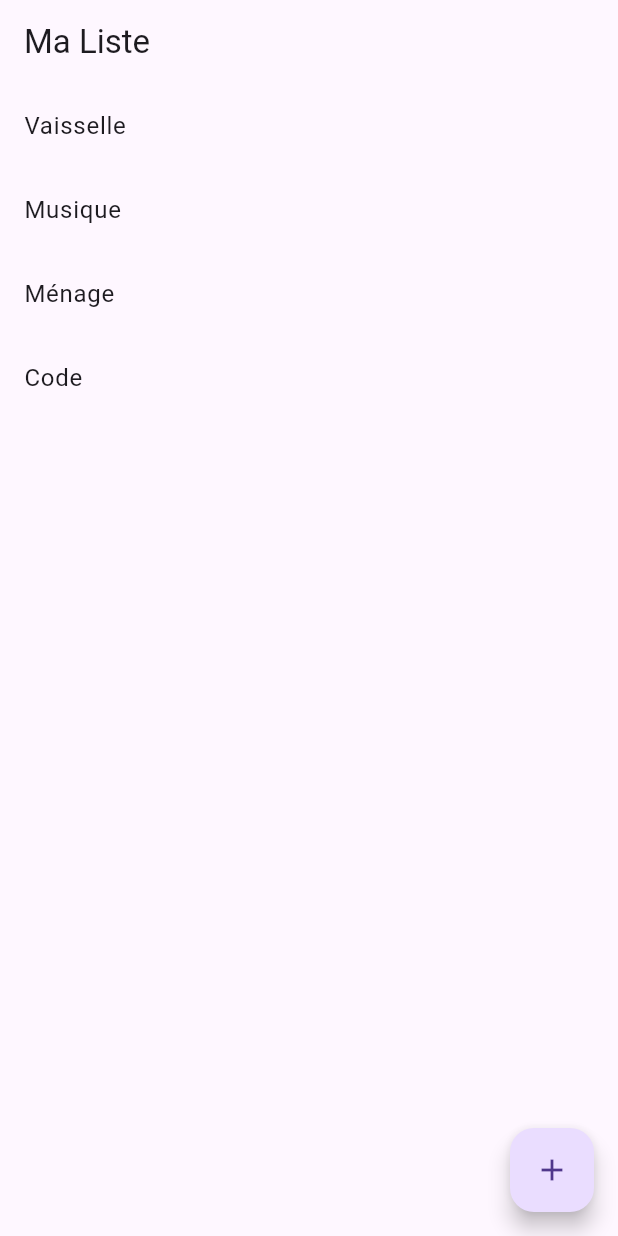
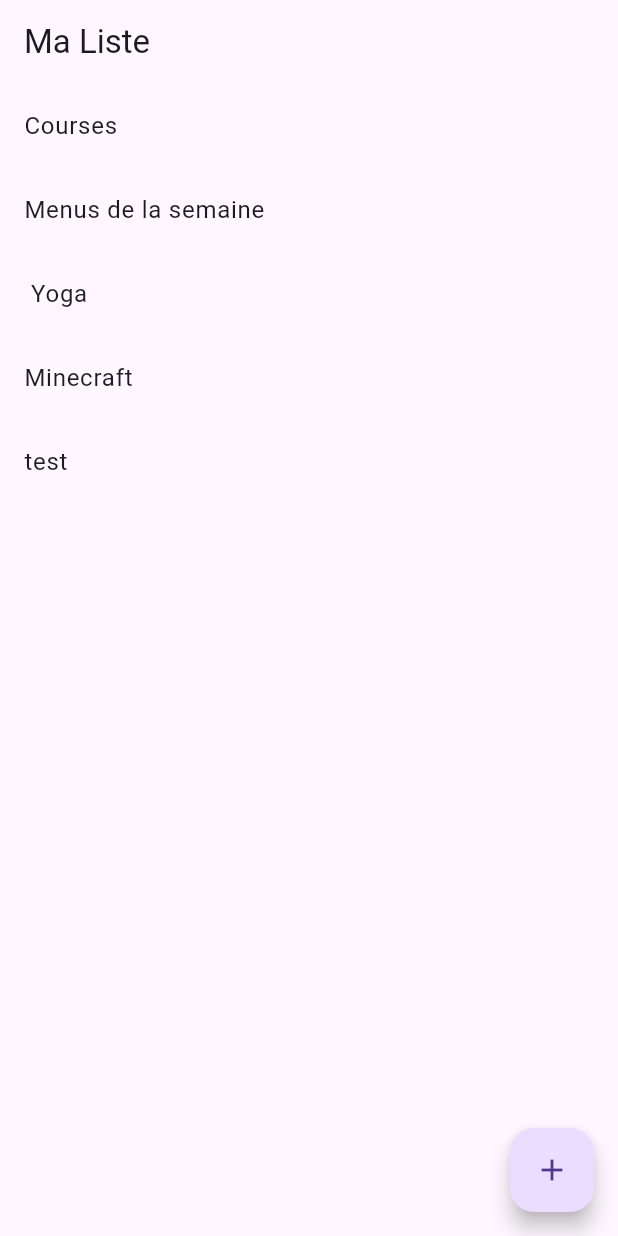
Before and after one commit to ElsaLecureux/Flutter, a Flutter app: the screen it shows after launch, after a tap on the "add" icon, on a phone screen of 412 x 824 dp. Run offline on Flutter 3.47's test engine with Material 3 defaults, Android fonts, the phone set to English and light mode, and no system bars.

Commit message:
added statefulWidget and listViw.builder

```diff
--- a/todolist/lib/main.dart
+++ b/todolist/lib/main.dart
@@ -1,40 +1,48 @@
 import 'package:flutter/material.dart';
 
-void main() {
+    void _showInputDialog () {
+      print('done');
+    }
 
-  List<String> list = ['Courses', 'Menus de la semaine', ' Yoga', 'Minecraft'];
 
-  void _showInputDialog () {
-    print('done');
+void main() => runApp(MaterialApp(home: ToDoList()));
+
+  class ToDoList extends StatefulWidget {
+    @override
+    State<ToDoList> createState() => _ToDoListState();
   }
 
-  runApp(MaterialApp(
-    home: Scaffold(
+  class _ToDoListState extends State<ToDoList> {
+
+    List<String> _tasks = ['Courses', 'Menus de la semaine', ' Yoga', 'Minecraft'];
+
+    void _showInputDialog () {
+      setState(() {
+        _tasks.add('test');
+      });
+    }
+
+    @override
+  Widget build(BuildContext context) {
+
+      return Scaffold(
       appBar: AppBar(
         title: Text('Ma Liste')
       ),
-      body: ListView(
-        children: [
-          ListTile(
-            title: Text('Vaisselle'),
-          ),
-          ListTile(
-            title: Text('Musique'),
-          ),
-          ListTile(
-            title: Text('Ménage'),
-          ),
-          ListTile(
-            title: Text('Code'),
-          ),
-        ],
+      body: ListView.builder(
+        itemCount: _tasks.length,
+        itemBuilder: (context, index) {
+          final task = _tasks[index];
+          return ListTile(
+            title: Text(task)
+          );
+        }
+
       ),
       floatingActionButton: FloatingActionButton(
-        // Add an "Edit" icon button that launches the input dialog box when pressed
       onPressed: _showInputDialog,
       child: Icon(Icons.add),
       ),
-    ),
-  ));
-
-}
+    );
+  }
+  }
```
